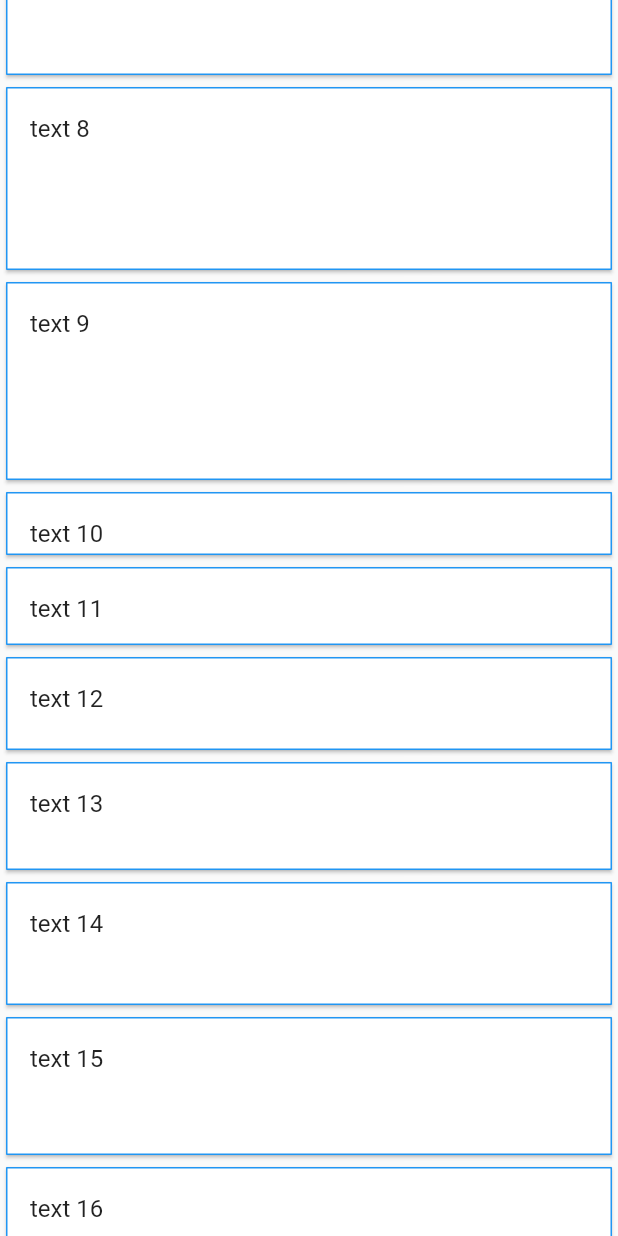
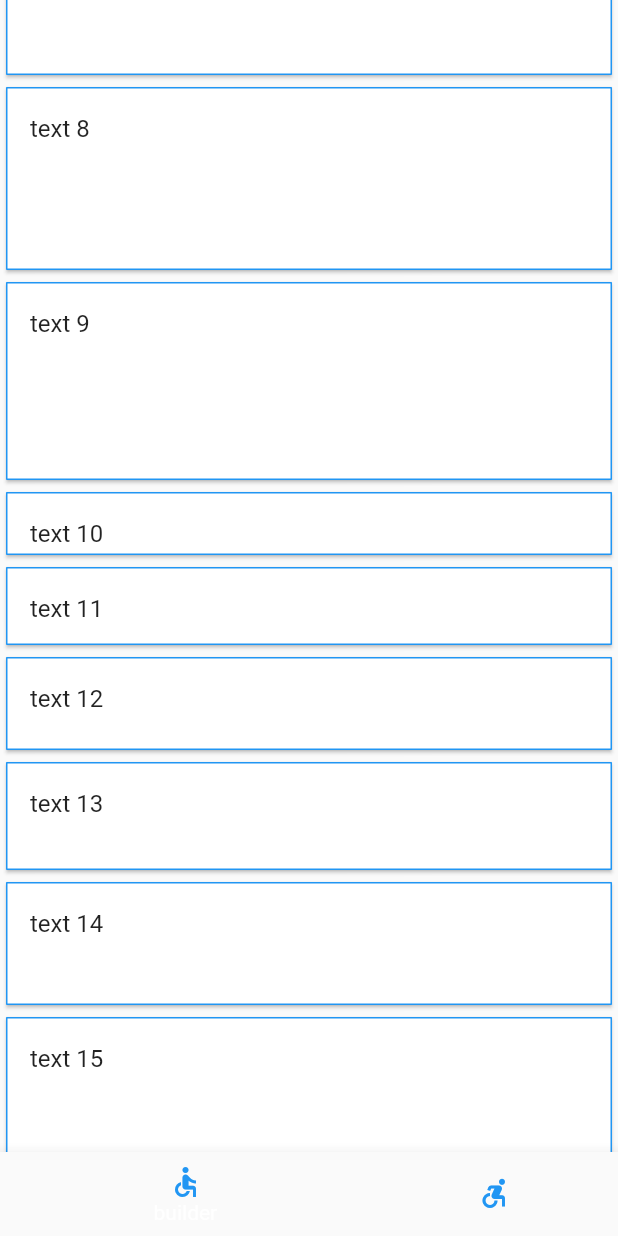
Before and after one commit to destinyzhang/dl_widget, a Flutter app: the screen it shows after launch, scrolled down 576 dp, on a phone screen of 412 x 824 dp. Run offline on Flutter 3.47's test engine with Material 2 defaults, Android fonts, the phone set to English and light mode, and no system bars.

Commit message:
实现横纵list

```diff
--- a/example/lib/main.dart
+++ b/example/lib/main.dart
@@ -20,30 +20,66 @@ class MyHomePage extends StatefulWidget {
 
 class _MyHomePageState extends State<MyHomePage> {
   List<int> list = [1, 2, 3, 4, 5, 6, 7, 8, 9, 10, 11, 12, 13, 14, 15, 16];
-
-  Widget _widgetBuild(BuildContext context2, int value) {
-    //设置组件大小每个都不一样
-    double height = 50.0 + (value % 10 * 10).toDouble();
-    return new SizedBox(
-      height: height,
-      child: new Card(
-        shape: RoundedRectangleBorder(
-            side: BorderSide(color: Colors.blue),
-            borderRadius: BorderRadius.all(Radius.circular(0.5))),
-        child: new ListTile(
-          title: new Text("text $value"),
-        ),
-      ),
-    );
-  }
+  int currentIdx = 0;
 
   @override
   Widget build(BuildContext context) {
     return MaterialApp(
       home: Scaffold(
-        body: DragList<int>(
-          widgetBuilder: _widgetBuild,
-          list: list,
+        bottomNavigationBar: BottomNavigationBar(
+            onTap: (int index) {
+              if (currentIdx == index) return;
+              setState(() {
+                currentIdx = index;
+              });
+            },
+            type: BottomNavigationBarType.shifting,
+            currentIndex: currentIdx,
+            items: [
+              BottomNavigationBarItem(
+                  icon: Icon(
+                    Icons.accessible,
+                    color: Colors.blue,
+                  ),
+                  title: Text(
+                    'builder',
+                    style: TextStyle(color: Colors.blue),
+                  )),
+              BottomNavigationBarItem(
+                  icon: Icon(
+                    Icons.accessible_forward,
+                    color: Colors.blue,
+                  ),
+                  title: Text(
+                    'list',
+                    style: TextStyle(color: Colors.blue),
+                  )),
+            ]),
+        body: IndexedStack(
+          index: currentIdx,
+          children: <Widget>[
+            DragList<int>.buildFromBuilder(
+              updateDragDataIdx: (data) => list.indexWhere((i) => i == data),
+              widgetBuilder: (ctx, index) {
+                if (index >= list.length) return null;
+                int value = list[index];
+                //设置组件大小每个都不一样
+                double height = 50.0 + (value % 10 * 10).toDouble();
+                return Data2Widget<int>(
+                    data: value,
+                    widget: SizedBox(
+                      height: height,
+                      child: Card(
+                        shape: RoundedRectangleBorder(
+                            side: BorderSide(color: Colors.blue),
+                            borderRadius:
+                                BorderRadius.all(Radius.circular(0.5))),
+                        child: ListTile(
+                          title: Text("text $value"),
+                        ),
+                      ),
+                    ));
+              },
               onDragEnd: (from, to) {
                 if (from == to) return;
                 setState(() {
@@ -52,6 +88,39 @@ class _MyHomePageState extends State<MyHomePage> {
                 });
               },
             ),
+            DragList.buildFromList(
+                scrollDirection: Axis.horizontal,
+                list: () {
+                  List<Widget> _list = new List<Widget>();
+                  for (int index = 0; index < list.length; ++index) {
+                    int value = list[index];
+                    //设置组件大小每个都不一样
+                    double width = 60.0 + (value % 10 * 10).toDouble();
+                    _list.add(SizedBox(
+                      width: width,
+                      child: Card(
+                        shape: RoundedRectangleBorder(
+                            side: BorderSide(color: Colors.blue),
+                            borderRadius:
+                                BorderRadius.all(Radius.circular(0.5))),
+                        child: ListTile(
+                          title:
+                              Text("text $value", textAlign: TextAlign.start),
+                        ),
+                      ),
+                    ));
+                  }
+                  return _list;
+                }(),
+                onDragEnd: (from, to) {
+                  if (from == to) return;
+                  setState(() {
+                    int f = list.removeAt(from);
+                    list.insert(to, f);
+                  });
+                }),
+          ],
+        ),
       ),
     );
   }
--- a/lib/dl_draglist.dart
+++ b/lib/dl_draglist.dart
@@ -3,61 +3,129 @@ library dl_widget;
 import 'package:flutter/gestures.dart';
 import 'package:flutter/material.dart';
 import 'package:flutter/rendering.dart';
-import 'package:vector_math/vector_math_64.dart';
+import 'package:dl_widget/dl_tool.dart';
 
-typedef DragListWidgetBuilder<T> = Widget Function(
-    BuildContext context, T item);
+typedef DragListWidgetBuilder<T> = Data2Widget<T> Function(
+    BuildContext context, int index);
 
-typedef _OnDragStart = bool Function(int index, Size size);
+typedef UpdateDragDataIdx<T> = int Function(T data);
+
+typedef _CheckCanDrag = bool Function();
+typedef _OnDragStart = void Function(_ItemDrag drag);
 typedef _OnDragEnd = void Function();
-typedef _OnDragMove = void Function(Offset pos);
+typedef _OnDragMove = void Function();
 typedef OnDragEnd = void Function(int from, int to);
+
+class Data2Widget<T> {
+  Data2Widget({@required this.data, @required this.widget});
+
+  final Widget widget;
+  final T data;
+}
+
+class _DragMeta<T> {
+  _DragMeta(
+      {@required this.data,
+      @required this.index,
+      @required this.itemDrag,
+      @required this.dragIndex});
+
+  final T data;
+  final _ItemDrag itemDrag;
+  int index;
+  int dragIndex;
+
+  bool get isVertical => itemDrag.scrollDirection == Axis.vertical;
+
+  Offset get pos => itemDrag.curPos;
+
+  Size get size => itemDrag.widgetSize;
+
+  Offset get checkPos => isVertical
+      ? itemDrag.curPos.translate(10, itemDrag.widgetSize.height / 2)
+      : itemDrag.curPos.translate(itemDrag.widgetSize.width / 2, 10);
+}
 
 class DragList<T> extends StatefulWidget {
   final DragListWidgetBuilder<T> widgetBuilder;
-  final List<T> list;
+  final UpdateDragDataIdx<T> updateDragDataIdx;
   final OnDragEnd onDragEnd;
+  final Axis scrollDirection;
 
-  DragList({Key key, this.widgetBuilder, List<T> list, this.onDragEnd})
-      : this.list = List<T>.generate(list.length, (i) => list[i]),
+  DragList.buildFromBuilder(
+      {Key key,
+      Axis scrollDirection,
+      @required DragListWidgetBuilder<T> widgetBuilder,
+      @required UpdateDragDataIdx<T> updateDragDataIdx,
+      @required this.onDragEnd})
+      : assert(widgetBuilder != null),
+        this.scrollDirection = scrollDirection ?? Axis.vertical,
+        this.widgetBuilder = ((ctx, idx) => widgetBuilder(ctx, idx)),
+        this.updateDragDataIdx = updateDragDataIdx,
         super(key: key);
+
+  static DragList buildFromList(
+      {Key key,
+      Axis scrollDirection,
+      @required List<Widget> list,
+      @required onDragEnd}) {
+    return DragList<int>.buildFromBuilder(
+        widgetBuilder: (ctx, idx) {
+          if (idx >= list.length) return null;
+          return Data2Widget<int>(data: idx, widget: list[idx]);
+        },
+        scrollDirection: scrollDirection,
+        updateDragDataIdx: null,
+        onDragEnd: onDragEnd);
+  }
 
   @override
   _DragListState createState() => _DragListState<T>();
 }
 
 class _DragListState<T> extends State<DragList<T>> {
-  List<T> list = new List<T>();
-  _DragItemMeta dragItemMeta;
+  _DragMeta<T> dragMeta;
   ScrollController scrollController = ScrollController();
   bool _isScrollMove = false;
 
-  @override
-  void initState() {
-    super.initState();
-    list.addAll(widget.list);
-  }
+  bool get isVertical => widget.scrollDirection == Axis.vertical;
+
+  bool get isDrag => dragMeta != null;
 
   @override
   void didUpdateWidget(DragList<T> oldWidget) {
     super.didUpdateWidget(oldWidget);
-    list.clear();
-    list.addAll(widget.list);
+    //正在拖拽
+    if (isDrag) {
+      //没有更新拖拽数据索引的函数,就放弃拖拽
+      dragMeta.itemDrag.scrollDirection = widget.scrollDirection;
+      dragMeta.index = widget.updateDragDataIdx != null
+          ? widget.updateDragDataIdx(dragMeta.data)
+          : null;
+      if (dragMeta.index == null || dragMeta.index < 0) {
+        _DragMeta<T> _dragMeta = dragMeta;
+        dragMeta = null;
+        _dragMeta.itemDrag.cancel();
+      }
+    }
   }
 
   void _scrollMove() {
     if (_isScrollMove) return;
-    double topDy = dragItemMeta.pos.dy;
-    double bottomDy = dragItemMeta.pos.dy + dragItemMeta.size.height;
-    double height = Overlay.of(context).context.size.height;
-    if (topDy < 10 || height - bottomDy < 10) {
+    double frontOff = isVertical ? dragMeta.pos.dy : dragMeta.pos.dx;
+    double backOff = isVertical
+        ? dragMeta.pos.dy + dragMeta.size.height
+        : dragMeta.pos.dx + dragMeta.size.width;
+    Size ovSize = Overlay.of(context).context.size;
+    double ovOff = isVertical ? ovSize.height : ovSize.width;
+    if (frontOff < 10 || ovOff - backOff < 10) {
       _isScrollMove = true;
       scrollController
-          .animateTo(scrollController.offset + (topDy < 10 ? -20.0 : 20.0),
+          .animateTo(scrollController.offset + (frontOff < 10 ? -40.0 : 40.0),
               duration: Duration(milliseconds: 500), curve: Curves.linear)
           .then((v) {
         _isScrollMove = false;
-        if (dragItemMeta != null) _scrollMove();
+        if (dragMeta != null) _scrollMove();
       });
     }
   }
@@ -68,23 +136,23 @@ class _DragListState<T> extends State<DragList<T>> {
     RenderSliverList it = ctx.findRenderObject();
     RenderBox currentRender = it.firstChild;
     while (currentRender != null) {
-      Size _size = _TransformHelp.sizeRender(currentRender);
-      Offset _pos =
-          _TransformHelp.posRender(currentRender, Overlay.of(context));
+      Size _size = WidgetTool.sizeRender(currentRender);
+      Offset _pos = WidgetTool.posRender(currentRender, Overlay.of(context));
       //判断点是否进入item区域
       if (Rect.fromLTWH(_pos.dx, _pos.dy, _size.width, _size.height)
-          .contains(dragItemMeta.checkPos)) {
+          .contains(dragMeta.checkPos)) {
         SliverMultiBoxAdaptorParentData data = currentRender.parentData;
         //判断是否是不同的item,有可能是在替身SizedBox上面
-        if (dragItemMeta.dragIndex != data.index) {
+        if (dragMeta.dragIndex != data.index) {
           //判断是否进入哦item的1/3中间空间,是的话交换
-          if (Rect.fromLTWH(_pos.dx, _pos.dy + (_size.height / 3), _size.width,
-                  _size.height / 3)
-              .contains(dragItemMeta.checkPos)) {
+          if (Rect.fromLTWH(
+                  isVertical ? _pos.dx : _pos.dx + (_size.width / 3),
+                  isVertical ? _pos.dy + (_size.height / 3) : _pos.dy,
+                  isVertical ? _size.width : _size.width / 3,
+                  isVertical ? _size.height / 3 : _size.height)
+              .contains(dragMeta.checkPos)) {
             setState(() {
-              T item = list.removeAt(dragItemMeta.dragIndex);
-              list.insert(data.index, item);
-              dragItemMeta.dragIndex = data.index;
+              dragMeta.dragIndex = data.index;
             });
           }
         }
@@ -97,41 +165,52 @@ class _DragListState<T> extends State<DragList<T>> {
   @override
   Widget build(BuildContext context) {
     return ListView.builder(
+        scrollDirection: widget.scrollDirection,
         controller: scrollController,
         itemBuilder: (BuildContext context2, int index) {
-          if (index >= list.length) return null;
-          T _value = list[index];
-          //当前拖拽的元素，使用替身SizedBox占位
-          if (index == dragItemMeta?.dragIndex)
-            return SizedBox(
-                height: dragItemMeta.size.height,
-                width: dragItemMeta.size.width);
+          //在拖拽
+          if (isDrag) {
+            //绘制被拖拽的对象
+            if (index == dragMeta.dragIndex)
+              return SizedBox(
+                  height: dragMeta.size.height, width: dragMeta.size.width);
+            //往上拖了
+            if (dragMeta.index > dragMeta.dragIndex) {
+              if (dragMeta.dragIndex < index && index <= dragMeta.index)
+                --index;
+            } else if (dragMeta.index < dragMeta.dragIndex) {
+              //往下拖了
+              if (dragMeta.index <= index && index < dragMeta.dragIndex)
+                ++index;
+            }
+          }
+          Data2Widget<T> dw = widget.widgetBuilder(context2, index);
+          if (dw == null) return null;
+          T data = dw.data;
           return _DragListItem(
-            widget: widget.widgetBuilder(context2, _value),
-            index: index,
-            onDragStart: (idx, size) {
-              if (dragItemMeta != null) return false;
+            scrollDirection: widget.scrollDirection,
+            widget: dw.widget,
+            onDragStart: (drag) {
+              if (dragMeta != null) return;
               setState(() {
-                dragItemMeta = _DragItemMeta(size, idx, idx);
+                dragMeta = _DragMeta<T>(
+                    data: data, index: index, itemDrag: drag, dragIndex: index);
               });
-              return true;
             },
             onDragEnd: () {
               setState(() {
-                if (dragItemMeta != null && widget.onDragEnd != null)
-                  widget.onDragEnd(dragItemMeta.index, dragItemMeta.dragIndex);
-                dragItemMeta = null;
+                if (dragMeta != null && widget.onDragEnd != null)
+                  widget.onDragEnd(dragMeta.index, dragMeta.dragIndex);
+                dragMeta = null;
               });
             },
-            onDragMove: (pos) {
-              if (dragItemMeta != null) {
-                dragItemMeta.pos = pos;
-                dragItemMeta.checkPos =
-                    pos.translate(10, dragItemMeta.size.height / 2);
+            onDragMove: () {
+              if (dragMeta != null) {
                 _scrollMove();
                 _checkWhichItemPick(context2);
               }
             },
+            checkCanDrag: () => dragMeta == null,
           );
         });
   }
@@ -140,17 +219,19 @@ class _DragListState<T> extends State<DragList<T>> {
 class _DragListItem extends StatefulWidget {
   _DragListItem(
       {Key key,
+      this.scrollDirection,
       this.widget,
-      this.index,
       this.onDragStart,
       this.onDragEnd,
-      this.onDragMove})
+      this.onDragMove,
+      this.checkCanDrag})
       : super(key: key);
   final Widget widget;
-  final int index;
   final _OnDragStart onDragStart;
   final _OnDragEnd onDragEnd;
   final _OnDragMove onDragMove;
+  final _CheckCanDrag checkCanDrag;
+  final Axis scrollDirection;
 
   @override
   _DragListItemState createState() => _DragListItemState();
@@ -160,25 +241,23 @@ class _DragListItemState extends State<_DragListItem> {
   GestureRecognizer _gestureRecognizer;
 
   DelayedMultiDragGestureRecognizer createRecognizer() {
-    return new DelayedMultiDragGestureRecognizer()
+    return DelayedMultiDragGestureRecognizer()
       ..onStart = (Offset position) {
-        Size _size = _TransformHelp.sizeCtx(context);
-        Offset _pos = _TransformHelp.posCtx(context);
-        if (!widget.onDragStart(widget.index, _size)) return null;
-        _OnDragEnd _onDragEnd = widget.onDragEnd;
-        return _MyDrag(
-          mySize: _size,
-          subWidget: widget.widget,
-          pos: _pos,
+        if (!widget.checkCanDrag()) return null;
+        _ItemDrag drag = _ItemDrag(
+          scrollDirection: widget.scrollDirection,
+          widgetSize: WidgetTool.sizeCtx(context),
+          widget: widget.widget,
+          pos: WidgetTool.posCtx(context),
           overLayState: Overlay.of(
             context,
             debugRequiredFor: widget,
           ),
-          onDragEnd: () {
-            _onDragEnd();
-          },
+          onDragEnd: widget.onDragEnd,
           onDragMove: widget.onDragMove,
         );
+        widget.onDragStart(drag);
+        return drag;
       };
   }
 
@@ -196,82 +275,65 @@ class _DragListItemState extends State<_DragListItem> {
   }
 }
 
-class _MyDrag extends Drag {
-  Widget subWidget;
-  OverlayEntry entry;
+//拖动对象
+class _ItemDrag extends Drag {
+  final Widget widget;
+  final Size widgetSize;
+  final _OnDragEnd onDragEnd;
+  final _OnDragMove onDragMove;
+  Axis scrollDirection;
   Offset curPos;
-  Size mySize;
-  _OnDragEnd onDragEnd;
-  _OnDragMove onDragMove;
+  OverlayEntry _entry;
 
-  _MyDrag(
-      {this.subWidget,
-      this.mySize,
+  bool get isVertical => scrollDirection == Axis.vertical;
+
+  _ItemDrag(
+      {this.scrollDirection,
+      this.widget,
+      this.widgetSize,
       this.onDragEnd,
       this.onDragMove,
       OverlayState overLayState,
       Offset pos}) {
     //位置下移5个像素制造选中效果
-    this.curPos = Offset(pos.dx, pos.dy + 5);
-    this.entry = OverlayEntry(builder: (context1) {
+    this.curPos = isVertical ? pos.translate(0, 5) : pos.translate(5, 0);
+    this._entry = OverlayEntry(builder: (context1) {
       return Positioned(
         left: curPos.dx,
         top: curPos.dy,
         child: SizedBox(
-            height: mySize.height,
-            width: mySize.width,
-            child: subWidget is Material
-                ? subWidget
+            height: widgetSize.height,
+            width: widgetSize.width,
+            child: widget is Material
+                ? widget
                 : Material(
-                    child: subWidget,
+                    child: widget,
                   )),
       );
     });
-    overLayState.insert(entry);
+    overLayState.insert(_entry);
   }
 
   @override
   void update(DragUpdateDetails details) {
-    curPos = curPos.translate(0, details.delta.dy);
-    this.entry.markNeedsBuild();
-    onDragMove(curPos); //位置移动到中间来
+    curPos = isVertical
+        ? curPos.translate(0, details.delta.dy)
+        : curPos.translate(details.delta.dx, 0);
+    this._entry?.markNeedsBuild();
+    onDragMove();
   }
 
   @override
   void end(DragEndDetails details) {
-    entry.remove();
+    _entry?.remove();
+    _entry = null;
     onDragEnd();
   }
 
   @override
   void cancel() {
-    entry.remove();
+    _entry?.remove();
+    _entry = null;
     onDragEnd();
   }
 }
-
-//拖动项目元数据
-class _DragItemMeta {
-  final Size size;
-  final int index;
-  int dragIndex;
-  Offset pos; //当前拖动控件位置
-  Offset checkPos; //用来检查滑动位置
-  _DragItemMeta(this.size, this.index, this.dragIndex);
-}
-
-//帮助取得ui大小和位置
-class _TransformHelp {
-  static Size sizeRender(RenderBox box) => Size.copy(box.size);
-
-  static Size sizeCtx(BuildContext ctx) => sizeRender(ctx.findRenderObject());
-
-  static Offset posRender(RenderObject obj, OverlayState os) {
-    Vector3 v3 =
-        obj.getTransformTo(os?.context?.findRenderObject()).getTranslation();
-    return Offset(v3.x, v3.y);
-  }
-
-  static Offset posCtx(BuildContext ctx) =>
-      posRender(ctx.findRenderObject(), Overlay.of(ctx));
-}
--- /dev/null
+++ b/lib/dl_tool.dart
@@ -0,0 +1,22 @@
+library dl_widget;
+
+import 'package:flutter/gestures.dart';
+import 'package:flutter/material.dart';
+import 'package:flutter/rendering.dart';
+import 'package:vector_math/vector_math_64.dart';
+
+//帮助取得ui大小和位置
+class WidgetTool {
+  static Size sizeRender(RenderBox box) => Size.copy(box.size);
+
+  static Size sizeCtx(BuildContext ctx) => sizeRender(ctx.findRenderObject());
+
+  static Offset posRender(RenderObject obj, OverlayState os) {
+    Vector3 v3 =
+        obj.getTransformTo(os?.context?.findRenderObject()).getTranslation();
+    return Offset(v3.x, v3.y);
+  }
+
+  static Offset posCtx(BuildContext ctx) =>
+      posRender(ctx.findRenderObject(), Overlay.of(ctx));
+}
```
Also changed, not shown: 3 other files. Lines whose indentation alone changed are shown as unchanged.
